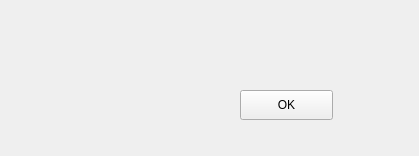
Qt form FrontEnd/Ui Files/Message_Box.ui (Pramodsheoran599/IRIS) before a commit.
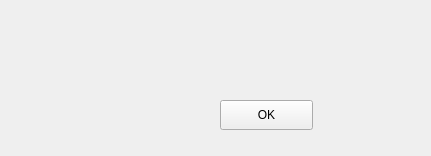
The same form after that commit. Icons and pictures are not drawn.

What changed in the file:
```diff
--- a/FrontEnd/Ui Files/Message_Box.ui
+++ b/FrontEnd/Ui Files/Message_Box.ui
@@ -6,7 +6,7 @@
    <rect>
     <x>0</x>
     <y>0</y>
-    <width>419</width>
+    <width>431</width>
     <height>156</height>
    </rect>
   </property>
@@ -21,9 +21,9 @@
    <widget class="QLabel" name="Message_Label">
     <property name="geometry">
      <rect>
-      <x>190</x>
-      <y>10</y>
-      <width>201</width>
+      <x>160</x>
+      <y>20</y>
+      <width>241</width>
       <height>61</height>
      </rect>
     </property>
@@ -65,8 +65,8 @@
    <widget class="QPushButton" name="OK_Button">
     <property name="geometry">
      <rect>
-      <x>240</x>
-      <y>90</y>
+      <x>220</x>
+      <y>100</y>
       <width>93</width>
       <height>30</height>
      </rect>
```
